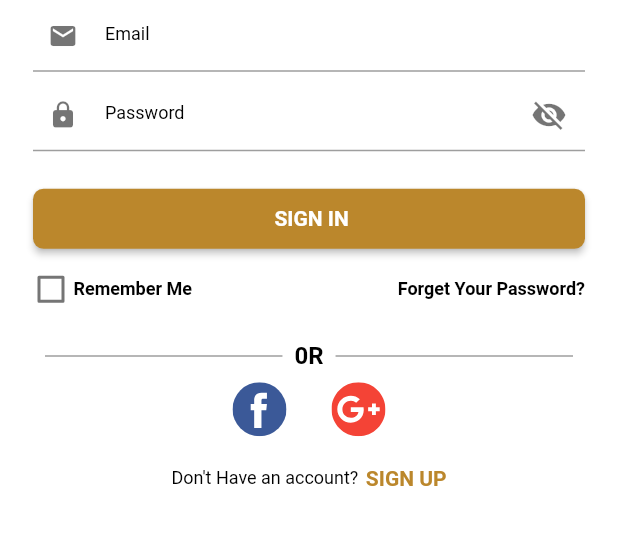
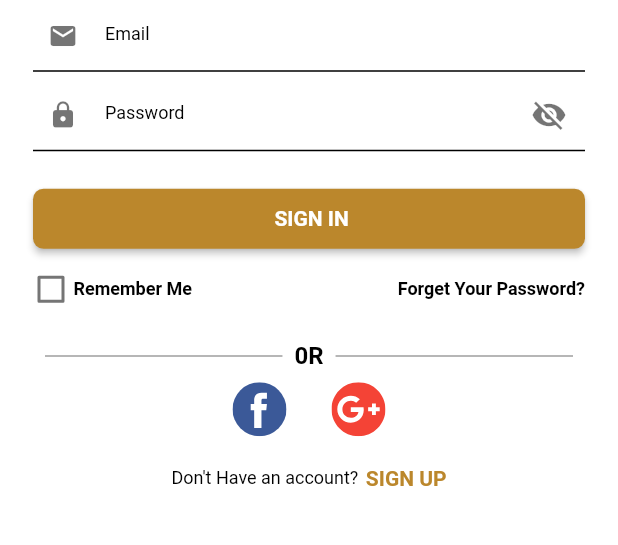
Before and after one commit to Masood12/dakakiniios, a Flutter app: the screen it shows after launch, on a phone screen of 412 x 824 dp, the part 598-1143 px from its top. Run offline on Flutter 3.47's test engine with Material 2 defaults, Android fonts, the phone set to English and light mode, and no system bars; our stand-ins replace flutter_svg.

Commit message:
login screen done

```diff
--- a/lib/ui/LoginScreen.dart
+++ b/lib/ui/LoginScreen.dart
@@ -192,6 +192,13 @@ class _LoginScreenState extends State<LoginScreen> {
           ),
           labelStyle:
               TextStyle(fontWeight: FontWeight.bold, color: Colors.grey),
+
+          enabledBorder: UnderlineInputBorder(
+            borderSide: BorderSide(color: underLineColor),
+          ),
+          focusedBorder: UnderlineInputBorder(
+            borderSide: BorderSide(color: underLineColor),
+          ),
         ));
   }
 
@@ -225,32 +232,17 @@ class _LoginScreenState extends State<LoginScreen> {
           ),
           labelStyle:
               TextStyle(fontWeight: FontWeight.bold, color: Colors.grey),
-          border: new UnderlineInputBorder(
-              borderSide: new BorderSide(color: Colors.black))),
+
+        enabledBorder: UnderlineInputBorder(
+          borderSide: BorderSide(color: underLineColor),
+        ),
+        focusedBorder: UnderlineInputBorder(
+          borderSide: BorderSide(color: underLineColor),
+        ),
+          ),
     );
   }
 
-  codeTextFormFeild() {
-    return TextFormField(
-      // onChanged: (value) => store.password = value,
-      decoration: InputDecoration(
-          hintText: 'Code if you have',
-          hintStyle: TextStyle(fontSize: 12, color: Colors.black),
-          // errorText: store.error.password,
-          prefixIcon: Container(
-            margin: EdgeInsets.fromLTRB(0, 4, 8, 4),
-            child: Icon(
-              Icons.email,
-              size: prefixIconSize,
-              color: Colors.black54,
-            ),
-          ),
-          labelStyle:
-              TextStyle(fontWeight: FontWeight.bold, color: Colors.grey),
-          border: new UnderlineInputBorder(
-              borderSide: new BorderSide(color: Colors.black))),
-    );
-  }
 
   agreeText() {
     return Row(
```
